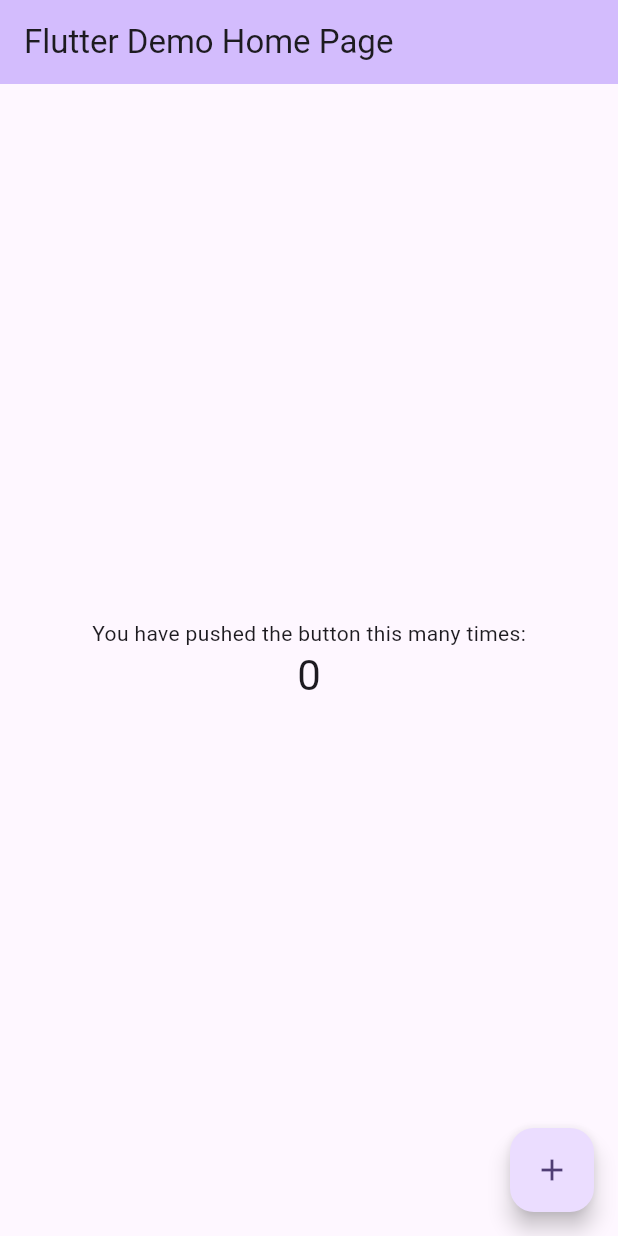
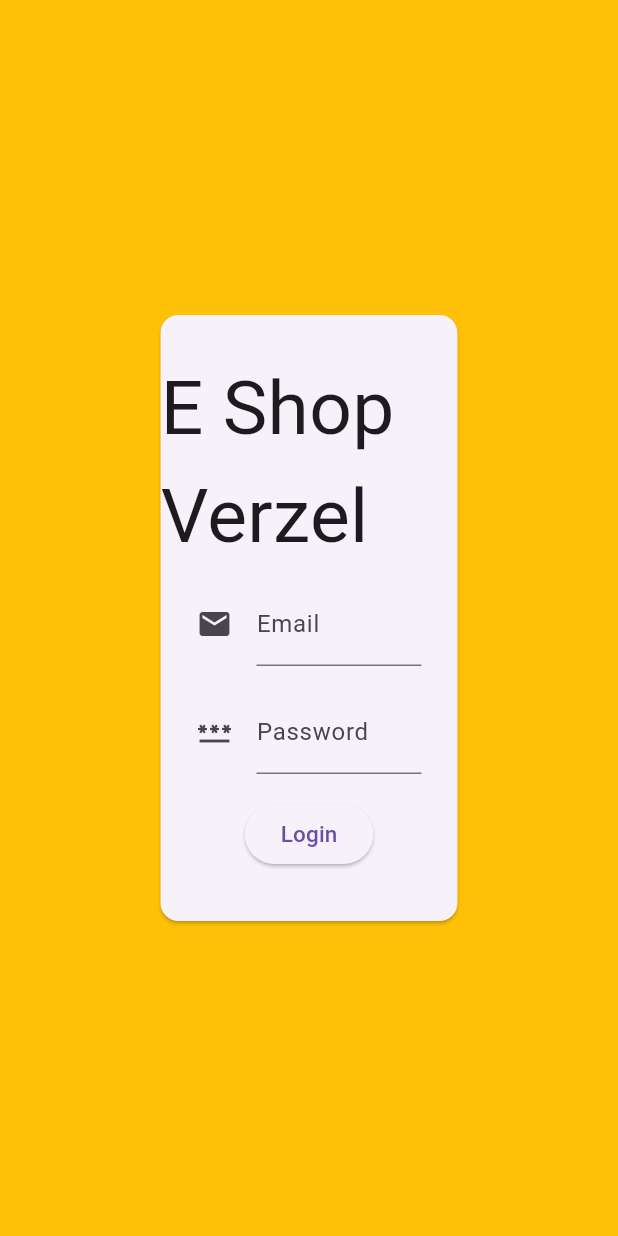
Before and after one commit to tiagors09/e-shop-verzel, a Flutter app: the screen it shows after launch, on a phone screen of 412 x 824 dp. Run offline on Flutter 3.47's test engine with Material 3 defaults, Android fonts, the phone set to English and light mode, and no system bars.

Commit message:
🚀 chore: limpeza de código (main.dart) e implementação da tela de login

```diff
--- /dev/null
+++ b/frontend/lib/login.dart
@@ -0,0 +1,60 @@
+import 'package:flutter/material.dart';
+
+class Login extends StatefulWidget {
+  const Login({super.key});
+
+  @override
+  State<Login> createState() => _LoginState();
+}
+
+class _LoginState extends State<Login> {
+  final TextEditingController email = TextEditingController();
+  final TextEditingController password = TextEditingController();
+
+  @override
+  Widget build(BuildContext context) {
+    return Scaffold(
+        body: Stack(
+      children: [
+        Container(
+          color: Colors.amber,
+        ),
+        Center(
+          child: SizedBox(
+            width: MediaQuery.of(context).size.width / 2,
+            height: MediaQuery.of(context).size.height / 2,
+            child: Card(
+                child: Column(
+              mainAxisAlignment: MainAxisAlignment.center,
+              children: [
+                const Text('E Shop Verzel', style: TextStyle(fontSize: 50.0)),
+                customTextField(email, false, Icons.email, "Email"),
+                customTextField(password, true, Icons.password, "Password"),
+                Padding(
+                  padding: const EdgeInsets.all(8.0),
+                  child: ElevatedButton(
+                      onPressed: () {},
+                      child: const Text('Login',
+                          style: TextStyle(fontSize: 15.0))),
+                )
+              ],
+            )),
+          ),
+        )
+      ],
+    ));
+  }
+
+  Widget customTextField(TextEditingController textEditingController,
+      bool isObscured, IconData icon, String label) {
+    return Padding(
+      padding:
+          const EdgeInsets.only(left: 24.0, top: 8.0, right: 24.0, bottom: 8.0),
+      child: TextField(
+        obscureText: isObscured,
+        controller: textEditingController,
+        decoration: InputDecoration(icon: Icon(icon), labelText: label),
+      ),
+    );
+  }
+}
--- a/frontend/lib/main.dart
+++ b/frontend/lib/main.dart
@@ -1,125 +1,18 @@
 import 'package:flutter/material.dart';
+import 'package:frontend/login.dart';
 
 void main() {
-  runApp(const MyApp());
+  runApp(MyApp());
 }
 
 class MyApp extends StatelessWidget {
   const MyApp({super.key});
 
-  // This widget is the root of your application.
   @override
   Widget build(BuildContext context) {
     return MaterialApp(
-      title: 'Flutter Demo',
-      theme: ThemeData(
-        // This is the theme of your application.
-        //
-        // TRY THIS: Try running your application with "flutter run". You'll see
-        // the application has a purple toolbar. Then, without quitting the app,
-        // try changing the seedColor in the colorScheme below to Colors.green
-        // and then invoke "hot reload" (save your changes or press the "hot
-        // reload" button in a Flutter-supported IDE, or press "r" if you used
-        // the command line to start the app).
-        //
-        // Notice that the counter didn't reset back to zero; the application
-        // state is not lost during the reload. To reset the state, use hot
-        // restart instead.
-        //
-        // This works for code too, not just values: Most code changes can be
-        // tested with just a hot reload.
-        colorScheme: ColorScheme.fromSeed(seedColor: Colors.deepPurple),
-        useMaterial3: true,
-      ),
-      home: const MyHomePage(title: 'Flutter Demo Home Page'),
+      home: const Login(),
+      theme: ThemeData(brightness: Brightness.light),
     );
   }
 }
-
-class MyHomePage extends StatefulWidget {
-  const MyHomePage({super.key, required this.title});
-
-  // This widget is the home page of your application. It is stateful, meaning
-  // that it has a State object (defined below) that contains fields that affect
-  // how it looks.
-
-  // This class is the configuration for the state. It holds the values (in this
-  // case the title) provided by the parent (in this case the App widget) and
-  // used by the build method of the State. Fields in a Widget subclass are
-  // always marked "final".
-
-  final String title;
-
-  @override
-  State<MyHomePage> createState() => _MyHomePageState();
-}
-
-class _MyHomePageState extends State<MyHomePage> {
-  int _counter = 0;
-
-  void _incrementCounter() {
-    setState(() {
-      // This call to setState tells the Flutter framework that something has
-      // changed in this State, which causes it to rerun the build method below
-      // so that the display can reflect the updated values. If we changed
-      // _counter without calling setState(), then the build method would not be
-      // called again, and so nothing would appear to happen.
-      _counter++;
-    });
-  }
-
-  @override
-  Widget build(BuildContext context) {
-    // This method is rerun every time setState is called, for instance as done
-    // by the _incrementCounter method above.
-    //
-    // The Flutter framework has been optimized to make rerunning build methods
-    // fast, so that you can just rebuild anything that needs updating rather
-    // than having to individually change instances of widgets.
-    return Scaffold(
-      appBar: AppBar(
-        // TRY THIS: Try changing the color here to a specific color (to
-        // Colors.amber, perhaps?) and trigger a hot reload to see the AppBar
-        // change color while the other colors stay the same.
-        backgroundColor: Theme.of(context).colorScheme.inversePrimary,
-        // Here we take the value from the MyHomePage object that was created by
-        // the App.build method, and use it to set our appbar title.
-        title: Text(widget.title),
-      ),
-      body: Center(
-        // Center is a layout widget. It takes a single child and positions it
-        // in the middle of the parent.
-        child: Column(
-          // Column is also a layout widget. It takes a list of children and
-          // arranges them vertically. By default, it sizes itself to fit its
-          // children horizontally, and tries to be as tall as its parent.
-          //
-          // Column has various properties to control how it sizes itself and
-          // how it positions its children. Here we use mainAxisAlignment to
-          // center the children vertically; the main axis here is the vertical
-          // axis because Columns are vertical (the cross axis would be
-          // horizontal).
-          //
-          // TRY THIS: Invoke "debug painting" (choose the "Toggle Debug Paint"
-          // action in the IDE, or press "p" in the console), to see the
-          // wireframe for each widget.
-          mainAxisAlignment: MainAxisAlignment.center,
-          children: <Widget>[
-            const Text(
-              'You have pushed the button this many times:',
-            ),
-            Text(
-              '$_counter',
-              style: Theme.of(context).textTheme.headlineMedium,
-            ),
-          ],
-        ),
-      ),
-      floatingActionButton: FloatingActionButton(
-        onPressed: _incrementCounter,
-        tooltip: 'Increment',
-        child: const Icon(Icons.add),
-      ), // This trailing comma makes auto-formatting nicer for build methods.
-    );
-  }
-}
```
